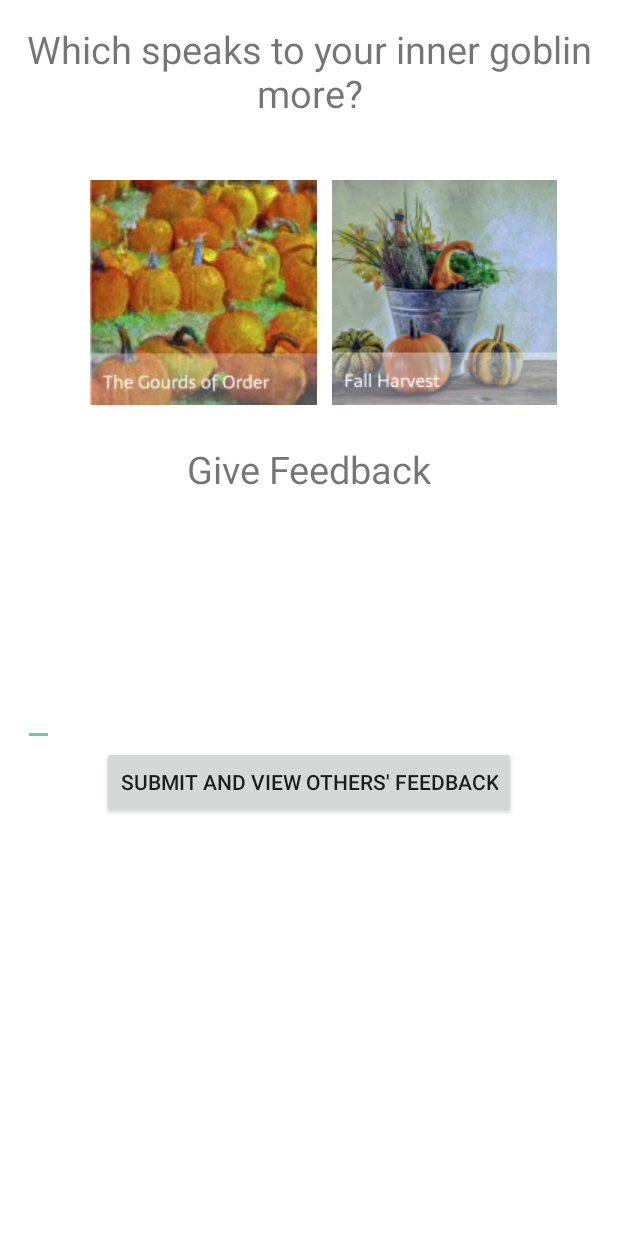
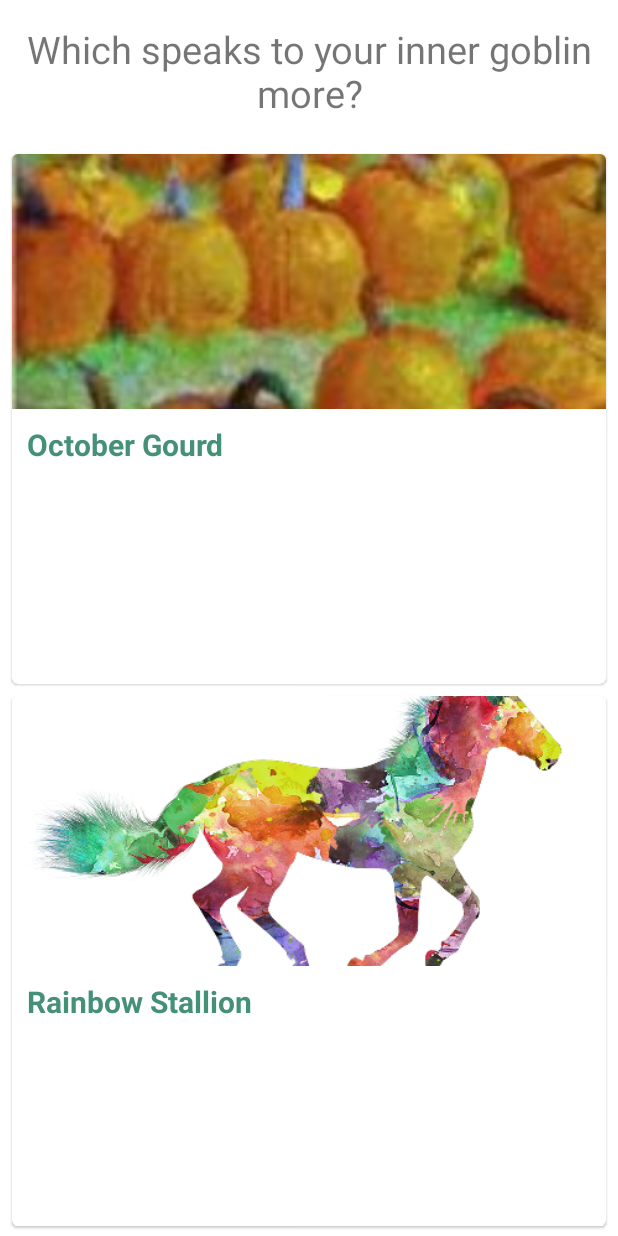
Before and after one commit to tarapiyer/Exhibyt_App, an Android app: the GiveFeedback screen opened directly, with no data from a screen before it, on a phone screen of 412 x 824 dp. Run offline under Robolectric (Android 15) with nearby library versions, the phone set to English and light mode, and no system bars.

Commit message:
Added to the Singleton and the Questions class

```diff
--- a/app/src/main/java/cs147/exhibyt/DataSingleton.java
+++ b/app/src/main/java/cs147/exhibyt/DataSingleton.java
@@ -19,6 +19,7 @@ class DataSingleton {
 
     private DataSingleton() {
         questionList = new ArrayList<Question>();
+        otherUsersQuestions = new ArrayList<Question>();
         messages = new ArrayList<Message>();
     }
 
@@ -30,7 +31,19 @@ class DataSingleton {
         this.questionList = questionList;
     }
 
+    public ArrayList<Question> getOtherUsersQuestions() {
+        return otherUsersQuestions;
+    }
+
+    public void setOtherUsersQuestions(ArrayList<Question> otherUsersQuestions) {
+        this.otherUsersQuestions = otherUsersQuestions;
+    }
+
+
+
     private ArrayList<Question> questionList;
+
+    private ArrayList<Question> otherUsersQuestions;
 
     public ArrayList<Message> getMessages() {
         return messages;
@@ -43,4 +56,5 @@ class DataSingleton {
     private ArrayList<Message> messages;
 
 
+
 }
--- a/app/src/main/java/cs147/exhibyt/Question.java
+++ b/app/src/main/java/cs147/exhibyt/Question.java
@@ -8,7 +8,18 @@ import java.util.Date;
  */
 
 public class Question {
+
     private String questionText;
+
+    private String userName;
+
+    public String getUserName() {
+        return userName;
+    }
+
+    public void setUserName(String userName) {
+        this.userName = userName;
+    }
 
     public void setResponses(ArrayList<Response> responses) {
         this.responses = responses;
@@ -28,6 +39,8 @@ public class Question {
 
     public Question() {
         this.questionText = "";
+        // username of size 0 is the main user.
+        this.userName = "";
         this.responses = new ArrayList<>();
         this.imageNames = new ArrayList<>();
         Date date = new Date();
@@ -35,6 +48,7 @@ public class Question {
     }
 
     public Question(String questionText) {
+        this.userName = "";
         this.questionText = questionText;
         this.responses = new ArrayList<>();
         this.imageNames = new ArrayList<>();
@@ -43,6 +57,7 @@ public class Question {
     }
 
     public Question(String questionText, ArrayList<String> imageNames) {
+        this.userName = "";
         this.questionText = questionText;
         this.responses = new ArrayList<>();
         this.imageNames = imageNames;
@@ -51,6 +66,16 @@ public class Question {
     }
 
     public Question(String questionText, ArrayList<String> imageNames, ArrayList<Response> responses) {
+        this.userName = "";
+        this.questionText = questionText;
+        this.responses = responses;
+        this.imageNames = imageNames;
+        Date date = new Date();
+        this.id = questionText + Long.toString(date.getTime());
+    }
+
+    public Question(String questionText, ArrayList<String> imageNames, ArrayList<Response> responses, String userName) {
+        this.userName = userName;
         this.questionText = questionText;
         this.responses = responses;
         this.imageNames = imageNames;
--- a/app/src/main/res/layout/activity_give_feedback.xml
+++ b/app/src/main/res/layout/activity_give_feedback.xml
@@ -16,41 +16,107 @@
         android:layout_marginTop="15dp"
         android:layout_marginBottom="15dp"/>
 
+    <com.google.android.material.card.MaterialCardView
+        style="@style/Widget.MaterialComponents.CardView"
+        android:layout_width="match_parent"
+        android:layout_height="353dp"
+        android:layout_marginLeft="@dimen/mtrl_card_spacing"
+        android:layout_marginTop="@dimen/mtrl_card_spacing"
+        android:layout_marginRight="@dimen/mtrl_card_spacing"
+        android:minHeight="200dp">
+
         <LinearLayout
             android:layout_width="match_parent"
-        android:layout_height="wrap_content"
-        android:orientation="horizontal"
-        android:layout_marginBottom="25dp"
-        android:layout_marginTop="25dp">
+            android:layout_height="match_parent"
+            android:orientation="vertical">
 
             <ImageView
-            android:id="@+id/pumpkins.png"
-            android:layout_width="wrap_content"
-            android:layout_height="match_parent"
-            android:layout_marginLeft="50dp"
+                android:layout_width="match_parent"
+                android:layout_height="wrap_content"
+                android:background="@color/colorWhite"
+                android:scaleType="centerCrop"
                 android:src="@drawable/gourds_of_order" />
 
+            <LinearLayout
+                android:layout_width="match_parent"
+                android:layout_height="match_parent"
+                android:orientation="horizontal">
+
                 <TextView
-            android:layout_width="0dp"
+                    android:layout_width="match_parent"
                     android:layout_height="wrap_content"
-            android:layout_weight="1"
-            />
+                    android:background="@color/colorWhite"
+                    android:fontFamily="@fonts/sarala_bold"
+                    android:gravity="left"
+                    android:paddingLeft="10dp"
+                    android:paddingTop="10dp"
+                    android:paddingBottom="10dp"
+                    android:text="October Gourd"
+                    android:textColor="@color/colorPrimaryDark"
+                    android:textSize="20dp"
+                    android:textStyle="bold" />
 
                 <ImageView
                     android:layout_width="wrap_content"
                     android:layout_height="wrap_content"
-            android:id="@+id/fall-harvest-labeled.png"
-            android:src="@drawable/fall_harvest_labeled"
-            android:layout_marginRight="50dp"/>
+                    android:layout_gravity="right"
+                    android:src="@drawable/speech_bubble" />
+
             </LinearLayout>
+        </LinearLayout>
+    </com.google.android.material.card.MaterialCardView>
+
+    <com.google.android.material.card.MaterialCardView
+        style="@style/Widget.MaterialComponents.CardView"
+        android:layout_width="match_parent"
+        android:layout_height="353dp"
+        android:layout_marginLeft="@dimen/mtrl_card_spacing"
+        android:layout_marginTop="@dimen/mtrl_card_spacing"
+        android:layout_marginRight="@dimen/mtrl_card_spacing"
+        android:minHeight="200dp">
+
+        <LinearLayout
+            android:layout_width="match_parent"
+            android:layout_height="match_parent"
+            android:orientation="vertical">
+
+            <ImageView
+                android:layout_width="match_parent"
+                android:layout_height="wrap_content"
+                android:background="@color/colorWhite"
+                android:scaleType="centerCrop"
+                android:src="@drawable/twohorses" />
+
+            <LinearLayout
+                android:layout_width="match_parent"
+                android:layout_height="match_parent"
+                android:orientation="horizontal">
 
                 <TextView
                     android:layout_width="match_parent"
                     android:layout_height="wrap_content"
-        android:text="Give Feedback"
-        android:textSize="25dp"
-        android:textAlignment="center"
-        android:layout_marginBottom="15dp"/>
+                    android:background="@color/colorWhite"
+                    android:fontFamily="@fonts/sarala_bold"
+                    android:gravity="left"
+                    android:paddingLeft="10dp"
+                    android:paddingTop="10dp"
+                    android:paddingBottom="10dp"
+                    android:text="Rainbow Stallion"
+                    android:textColor="@color/colorPrimaryDark"
+                    android:textSize="20dp"
+                    android:textStyle="bold" />
+
+                <ImageView
+                    android:layout_width="wrap_content"
+                    android:layout_height="wrap_content"
+                    android:layout_gravity="right"
+                    android:src="@drawable/speech_bubble" />
+
+            </LinearLayout>
+        </LinearLayout>
+    </com.google.android.material.card.MaterialCardView>
+
+
 
     <EditText
         android:inputType="textMultiLine"
```
Lines whose indentation alone changed are shown as unchanged.
